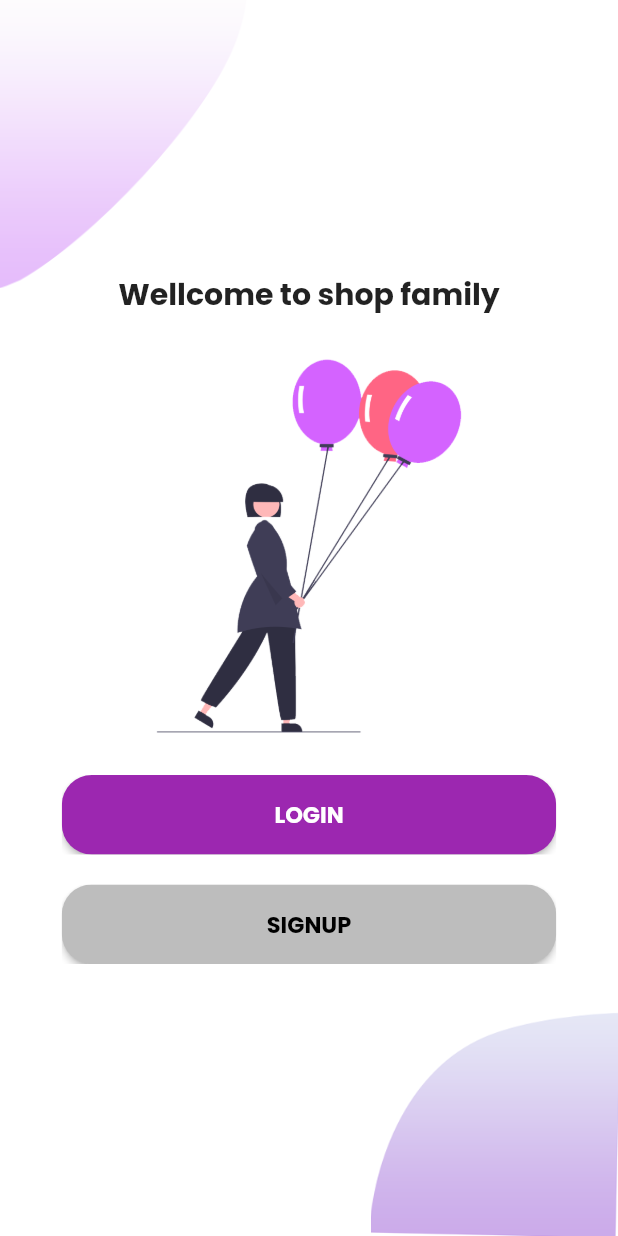
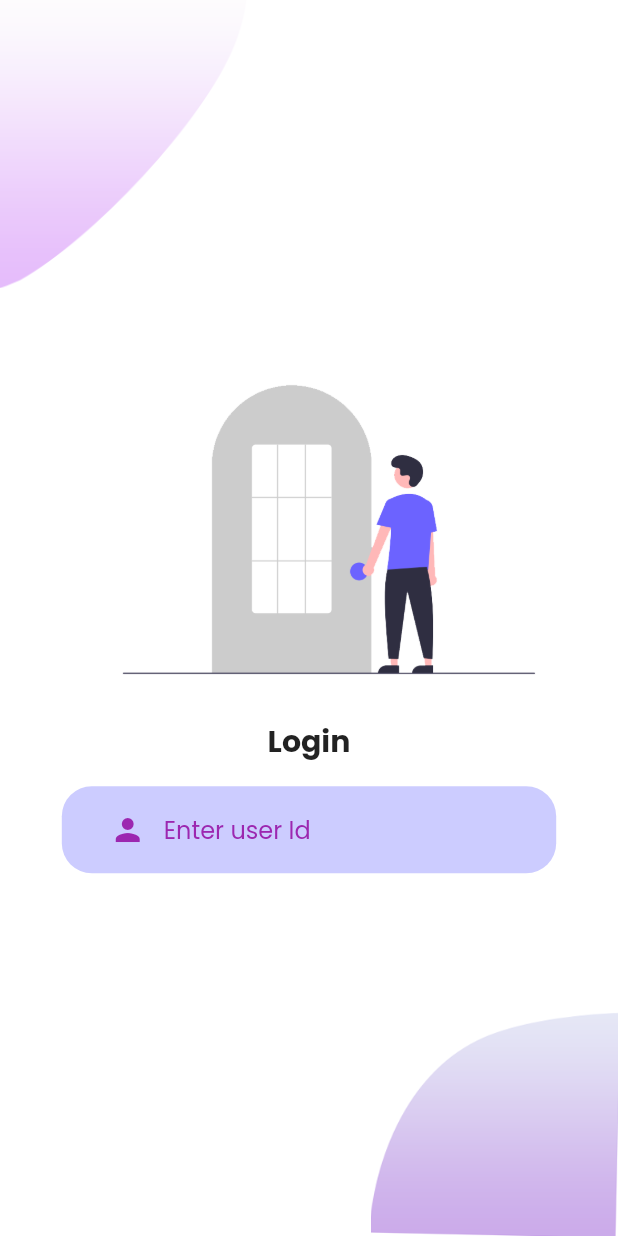
Before and after one commit to mohiuddin13631/Shopping_app, a Flutter app: the screen it shows after launch, after a tap on "LOGIN", on a phone screen of 412 x 824 dp. Run offline on Flutter 3.47's test engine with Material 2 defaults, Android fonts, the phone set to English and light mode, and no system bars; our stand-ins replace google_fonts.

Commit message:
created user id text field

```diff
--- a/lib/view/custom_widget/my_theme.dart
+++ b/lib/view/custom_widget/my_theme.dart
@@ -4,6 +4,7 @@ import 'package:google_fonts/google_fonts.dart';
 class MyTheme{
   static Color loginButtonColor = Colors.purple;
   static Color signupButtonColor = Colors.grey.shade400;
+  static Color loginPagBoxColor = Color(0xffccccff);
   static ThemeData lightTheme(BuildContext context) => ThemeData(
     canvasColor:Colors.white,
     fontFamily: GoogleFonts.poppins().fontFamily,
@@ -31,7 +32,7 @@ class MyTheme{
       colorScheme: ColorScheme(
         primary: Colors.white,
         primaryVariant: Colors.white,
-        secondary: Colors.white,
+        secondary: Colors.black,
         secondaryVariant: Colors.white,
         surface: Colors.cyan.shade50,
         background: Colors.cyan.shade100,
--- /dev/null
+++ b/lib/view/login/components/login_background.dart
@@ -0,0 +1,37 @@
+import 'package:flutter/material.dart';
+class LoginBackground extends StatelessWidget {
+  final Widget child;
+
+  const LoginBackground({
+    Key? key,
+    required this.child
+  }) : super(key: key);
+
+
+  @override
+  Widget build(BuildContext context) {
+    Size size = MediaQuery.of(context).size; //provide device width and height
+    return SizedBox(
+      width: double.infinity,
+      height: size.height,
+      child: Stack(
+        alignment: Alignment.center,
+        children: [
+          Positioned(
+            top: 0,
+            left: 0,
+            child: Image.asset("assets/images/main_top.png",
+              width: size.width * 0.4,),
+          ),
+          Positioned(
+            right: 0,
+            bottom: 0,
+            child: Image.asset("assets/images/bottom.png",
+              width: size.width * 0.4,),
+          ),
+          child
+        ],
+      ),
+    );
+  }
+}
--- /dev/null
+++ b/lib/view/login/components/textfield_decorator.dart
@@ -0,0 +1,40 @@
+import 'package:flutter/material.dart';
+import 'package:shopping_app/view/custom_widget/my_theme.dart';
+class TextFieldDecorator extends StatelessWidget {
+  final Widget child;
+  const TextFieldDecorator({
+    Key? key, required this.child,
+  }) : super(key: key);
+
+
+  @override
+  Widget build(BuildContext context) {
+    Size size = MediaQuery.of(context).size;
+    return Container(
+      width: size.width * 0.8,
+      margin:const EdgeInsets.symmetric(vertical: 15),
+      padding:const EdgeInsets.symmetric(vertical: 5,horizontal: 20),
+      decoration: BoxDecoration(color: MyTheme.loginPagBoxColor,borderRadius: BorderRadius.circular(20)),
+      child: child,
+      // child: TextFormField(
+      //   controller: useridcontroller,
+      //   validator: (value){
+      //     if(value!.isEmpty){
+      //       return userIdErrorText;
+      //     }else{
+      //       return null;
+      //     }
+      //   },
+      //   decoration: InputDecoration(
+      //     hintText: userIdHintText,
+      //     hintStyle: TextStyle(color: userIdHintTextColor),
+      //     border: InputBorder.none,
+      //     prefixIcon: Icon(
+      //       userIdTextFieldPrefixIcon,
+      //       color: userIdTextFieldPrefixIconColor,
+      //     ),
+      //   ),
+      // ),
+    );
+  }
+}
--- /dev/null
+++ b/lib/view/login/components/userid_text_field.dart
@@ -0,0 +1,49 @@
+import 'package:flutter/material.dart';
+class UserIdTextField extends StatelessWidget {
+  const UserIdTextField({
+    Key? key,
+    required this.useridcontroller,
+    required this.userIdErrorText,
+    required this.userIdHintText,
+    required this.userIdHintTextColor,
+    required this.userIdTextFieldPrefixIcon,
+    required this.userIdTextFieldPrefixIconColor,
+    required this.onUserIdValueChange,
+  }) : super(key: key);
+
+  final TextEditingController useridcontroller;
+  final String userIdErrorText;
+  final String userIdHintText;
+  final Color userIdHintTextColor;
+  final IconData userIdTextFieldPrefixIcon;
+  final Color userIdTextFieldPrefixIconColor;
+  final Function onUserIdValueChange;
+
+  @override
+  Widget build(BuildContext context) {
+    return TextFormField(
+      controller: useridcontroller,
+      validator: (value) {
+        if (value!.isEmpty) {
+          return userIdErrorText;
+        } else {
+          return null;
+        }
+      },
+      onChanged: (value){
+        onUserIdValueChange(value);
+      },
+      cursorColor: Theme.of(context).colorScheme.secondary,
+      style: TextStyle(color: Theme.of(context).colorScheme.secondary),
+      decoration: InputDecoration(
+        hintText: userIdHintText,
+        hintStyle: TextStyle(color: userIdHintTextColor),
+        border: InputBorder.none,
+        prefixIcon: Icon(
+          userIdTextFieldPrefixIcon,
+          color: userIdTextFieldPrefixIconColor,
+        ),
+      ),
+    );
+  }
+}
--- /dev/null
+++ b/lib/view/login/login_page.dart
@@ -0,0 +1,50 @@
+import 'package:flutter/material.dart';
+import 'package:shopping_app/view/custom_widget/my_theme.dart';
+import 'package:shopping_app/view/login/components/login_background.dart';
+import 'package:shopping_app/view/login/components/textfield_decorator.dart';
+
+import 'components/userid_text_field.dart';
+
+class LoginPage extends StatelessWidget {
+  final _formKey = GlobalKey<FormState>();
+  TextEditingController useridcontroller = TextEditingController();
+  TextEditingController passcontroller = TextEditingController();
+
+  String userIdErrorText = "User id can not be empty";
+  String userIdHintText = "Enter user Id";
+  Color userIdHintTextColor = Colors.purple;
+  IconData userIdTextFieldPrefixIcon = Icons.person;
+  Color userIdTextFieldPrefixIconColor = Colors.purple;
+
+  LoginPage({Key? key}) : super(key: key);
+
+  @override
+  Widget build(BuildContext context) {
+    Size size = MediaQuery.of(context).size;
+    return Scaffold(
+        body: LoginBackground(
+            child: SingleChildScrollView(
+      child: Column(
+        mainAxisAlignment: MainAxisAlignment.center,
+        children: [
+          Image.asset("assets/images/Login.png"),
+          const Text(
+            "Login",
+            style: TextStyle(fontWeight: FontWeight.bold, fontSize: 20),
+          ),
+          Form(
+            key: _formKey,
+            child: Column(
+              mainAxisAlignment: MainAxisAlignment.center,
+              children: [
+                TextFieldDecorator(
+                  child: UserIdTextField(useridcontroller: useridcontroller, userIdErrorText: userIdErrorText, userIdHintText: userIdHintText, userIdHintTextColor: userIdHintTextColor, userIdTextFieldPrefixIcon: userIdTextFieldPrefixIcon, userIdTextFieldPrefixIconColor: userIdTextFieldPrefixIconColor, onUserIdValueChange: (value){},),
+                )
+              ],
+            ),
+          )
+        ],
+      ),
+    )));
+  }
+}
--- a/lib/view/welcome_page/welcome_page.dart
+++ b/lib/view/welcome_page/welcome_page.dart
@@ -1,5 +1,7 @@
+
 import 'package:flutter/material.dart';
 import 'package:shopping_app/view/custom_widget/my_theme.dart';
+import 'package:shopping_app/view/login/login_page.dart';
 
 import 'components/background.dart';
 import 'components/custom_button.dart';
@@ -29,7 +31,7 @@ class welcomePage extends StatelessWidget {
               buttonColor: MyTheme.loginButtonColor,
               buttontext: "LOGIN",
               textColor: Theme.of(context).colorScheme.onPrimary,
-              handleButtonClick: loginButtonClickHandler,
+              handleButtonClick: (){loginButtonClickHandler(context);},
             ),
             SizedBox(
               height: 20,
@@ -45,8 +47,9 @@ class welcomePage extends StatelessWidget {
       ),
     ));
   }
-  loginButtonClickHandler(){
+  loginButtonClickHandler(BuildContext context){
     print("loging clicked");
+    Navigator.push(context, MaterialPageRoute(builder: (context) => LoginPage()));
   }
   signupButtonClickHandler(){
     print("Signup clicked");
```
